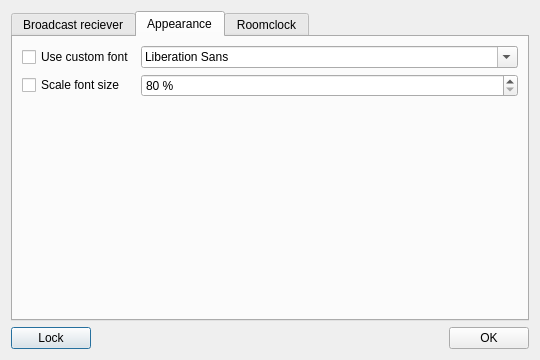
Above: teleprinter/teleprintersettings.ui from SFr682k/fightclub before the change. Below: the same form after it.
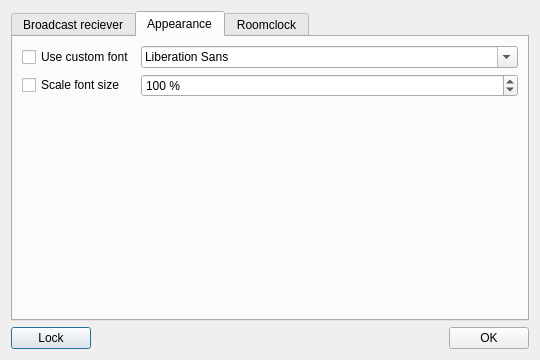
That is the form after the change. The open tabs and pages were chosen to show the change. Icons and pictures are not drawn.

Commit message: Implement additional design settings

What changed in the file:
```diff
--- a/teleprinter/teleprintersettings.ui
+++ b/teleprinter/teleprintersettings.ui
@@ -205,6 +205,9 @@
          <property name="singleStep">
           <number>2</number>
          </property>
+         <property name="value">
+          <number>100</number>
+         </property>
         </widget>
        </item>
        <item row="2" column="0" colspan="2">
```
The commit also changes 3 other files.
